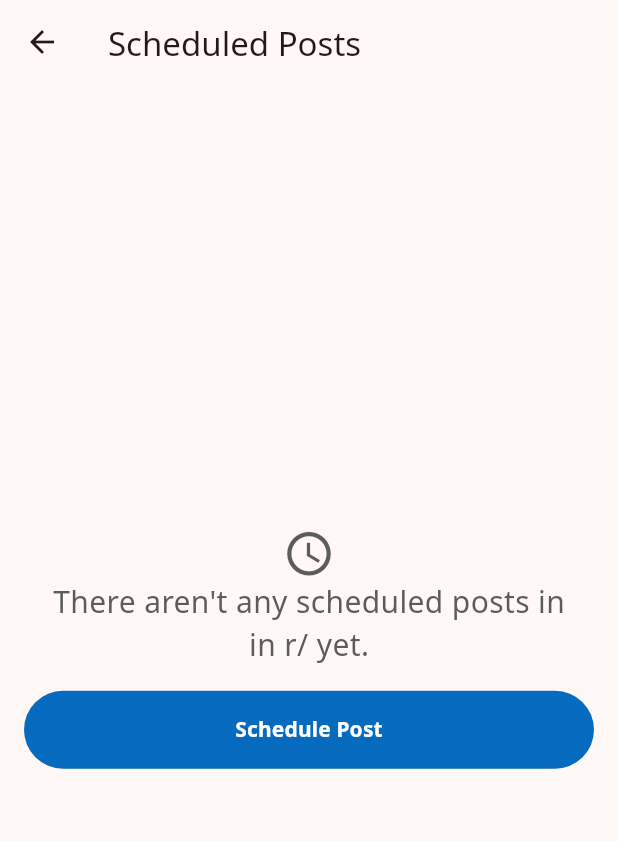
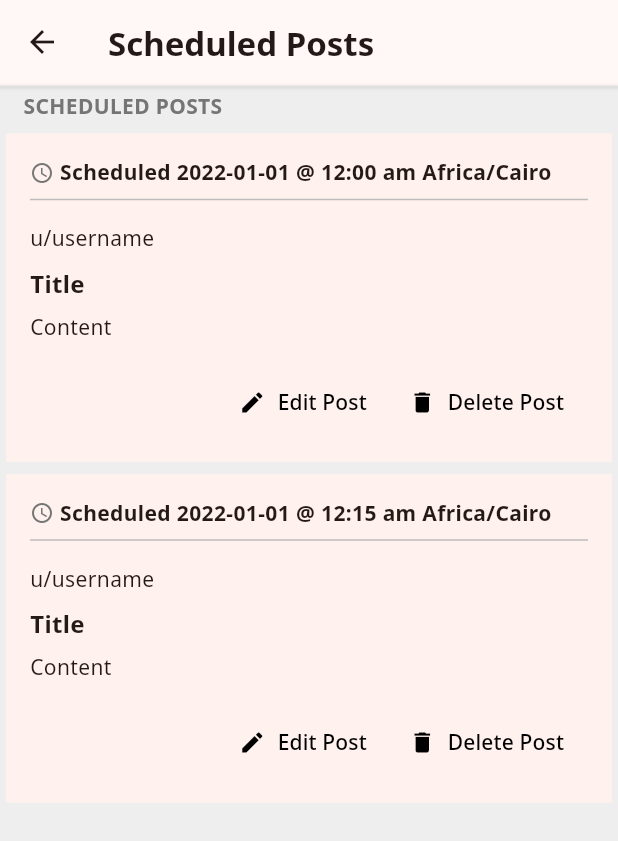
Before and after one commit to Spreaddit/SpreadIt-CrossPlatform, a Flutter app: the SchedulePostsPage screen opened directly with empty values, on a phone screen of 412 x 824 dp. Shown: the top 841 px of the screen. Run offline on Flutter 3.47's test engine with Material 3 defaults, Android fonts, the phone set to English and light mode, and no system bars; our stand-ins replace carousel_slider, dio, equatable, file_picker, firebase_auth, firebase_core and 11 more; missing offline and left inert: any_link_preview, flutter_polls, time_machine; accounts and stored records are empty; generated files the repository leaves out were written again; network calls fail.

Commit message:
Added the initial design for the scheduled posts page

```diff
--- a/lib/features/schedule_posts/presentation/pages/schedule_posts_page.dart
+++ b/lib/features/schedule_posts/presentation/pages/schedule_posts_page.dart
@@ -2,6 +2,7 @@ import 'package:flutter/material.dart';
 import 'package:spreadit_crossplatform/features/community/data/api_community_info.dart';
 import 'package:spreadit_crossplatform/features/create_post/presentation/pages/final_content_page.dart';
 import 'package:spreadit_crossplatform/features/discover_communities/data/community.dart';
+import '../widgets/schedule_posts_body.dart';
 
 class SchedulePostsPage extends StatefulWidget {
   final String communityName;
@@ -13,7 +14,7 @@ class SchedulePostsPage extends StatefulWidget {
 }
 
 class _SchedulePostsPageState extends State<SchedulePostsPage> {
-  bool isThereScheduledPosts = false;
+  bool isThereScheduledPosts = true;
   late Community community = Community(
     name: '',
     description: '',
@@ -53,13 +54,28 @@ class _SchedulePostsPageState extends State<SchedulePostsPage> {
   Widget build(BuildContext context) {
     return Scaffold(
         appBar: AppBar(
-          title: const Text('Scheduled Posts'),
+          title: const Text(
+            'Scheduled Posts',
+            style: TextStyle(fontWeight: FontWeight.bold),
+          ),
+          bottom: PreferredSize(
+            preferredSize: Size.fromHeight(1.0),
+            child: Container(
+              decoration: BoxDecoration(
+                boxShadow: [
+                  BoxShadow(
+                    color: Colors.grey.withOpacity(0.3),
+                    spreadRadius: 1,
+                    blurRadius: 1,
+                    offset: Offset(0, 1),
+                  ),
+                ],
+              ),
+            ),
+          ),
         ),
         body: isThereScheduledPosts
-            ? const Center(
-                child:
-                    CircularProgressIndicator(), // add the scheduled posts here
-              )
+            ? ScheduledPostsBody()
             : Center(
                 child: Column(
                 mainAxisAlignment: MainAxisAlignment.center,
--- /dev/null
+++ b/lib/features/schedule_posts/presentation/widgets/schedule_posts_body.dart
@@ -0,0 +1,38 @@
+import 'package:flutter/material.dart';
+import './scheduled_post_card.dart';
+
+class ScheduledPostsBody extends StatelessWidget {
+  @override
+  Widget build(BuildContext context) {
+    return Container(
+      color: Colors.grey[200],
+      child: ListView(
+        children: <Widget>[
+          SizedBox(height: 4),
+          Text(
+            "    SCHEDULED POSTS",
+            style: TextStyle(
+                fontWeight: FontWeight.bold,
+                fontSize: 14,
+                color: Colors.grey[600]),
+          ),
+          SizedBox(height: 4),
+          ScheduledPostCard(
+            date: '2022-01-01',
+            time: '12:00 am',
+            username: 'username',
+            title: 'Title',
+            content: 'Content',
+          ),
+          ScheduledPostCard(
+            date: '2022-01-01',
+            time: '12:15 am',
+            username: 'username',
+            title: 'Title',
+            content: 'Content',
+          ),
+        ],
+      ),
+    );
+  }
+}
--- /dev/null
+++ b/lib/features/schedule_posts/presentation/widgets/scheduled_post_card.dart
@@ -0,0 +1,74 @@
+import 'package:flutter/material.dart';
+
+class ScheduledPostCard extends StatelessWidget {
+  final String date;
+  final String username;
+  final String title;
+  final String content;
+  final String time;
+
+  ScheduledPostCard({
+    required this.date,
+    required this.time,
+    required this.username,
+    required this.title,
+    required this.content,
+  });
+
+  @override
+  Widget build(BuildContext context) {
+    return Card(
+      shape: RoundedRectangleBorder(borderRadius: BorderRadius.circular(0)),
+      elevation: 0,
+      child: Container(
+        width: MediaQuery.of(context).size.width,
+        child: Container(
+          padding: EdgeInsets.all(16),
+          child: Column(
+            crossAxisAlignment: CrossAxisAlignment.start,
+            children: [
+              Row(
+                children: <Widget>[
+                  Icon(Icons.schedule, size: 16, color: Colors.grey[600]),
+                  Text(
+                    ' Scheduled $date @ $time Africa/Cairo',
+                    style: TextStyle(fontWeight: FontWeight.bold),
+                  ),
+                ],
+              ),
+              Divider(
+                color: Colors.grey[400],
+                thickness: 1,
+              ),
+              SizedBox(height: 8),
+              Text('u/$username'),
+              SizedBox(height: 8),
+              Text(
+                title,
+                style: TextStyle(fontWeight: FontWeight.bold, fontSize: 16),
+              ),
+              SizedBox(height: 8),
+              Text(content),
+              SizedBox(height: 16),
+              Row(
+                mainAxisAlignment: MainAxisAlignment.end,
+                children: [
+                  TextButton.icon(
+                    icon: Icon(Icons.edit),
+                    label: Text('Edit Post'),
+                    onPressed: () {},
+                  ),
+                  TextButton.icon(
+                    icon: Icon(Icons.delete),
+                    label: Text('Delete Post'),
+                    onPressed: () {},
+                  ),
+                ],
+              ),
+            ],
+          ),
+        ),
+      ),
+    );
+  }
+}
```
